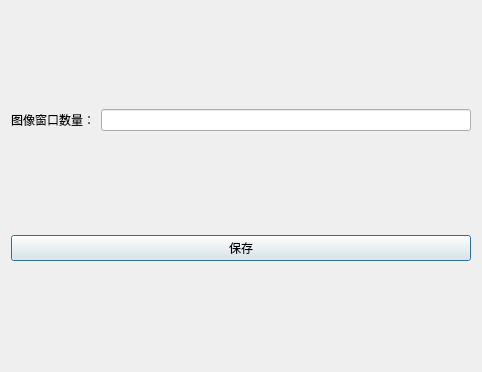
The window that AngstrongDemo/setupview.ui (1500136508/AngstrongDemo) describes before a commit, drawn with Qt 5.
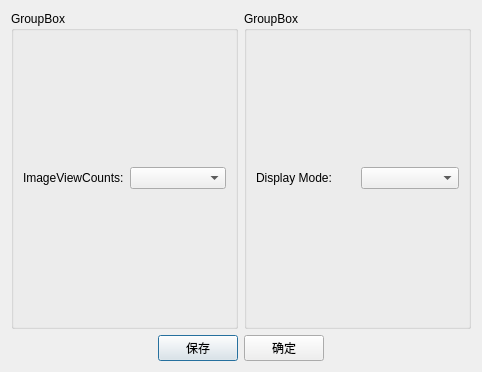
The same window after the commit. Icons and pictures are not drawn.

Diff of the .ui file:
```diff
--- a/AngstrongDemo/setupview.ui
+++ b/AngstrongDemo/setupview.ui
@@ -21,22 +21,99 @@
     <normaloff>:/AngstrongDemo/camera.ico</normaloff>:/AngstrongDemo/camera.ico</iconset>
   </property>
   <layout class="QGridLayout" name="gridLayout">
+   <item row="1" column="0">
+    <layout class="QHBoxLayout" name="horizontalLayout_2">
+     <item>
+      <spacer name="horizontalSpacer">
+       <property name="orientation">
+        <enum>Qt::Horizontal</enum>
+       </property>
+       <property name="sizeHint" stdset="0">
+        <size>
+         <width>40</width>
+         <height>20</height>
+        </size>
+       </property>
+      </spacer>
+     </item>
+     <item>
+      <widget class="QPushButton" name="m_btn_save">
+       <property name="text">
+        <string>保存</string>
+       </property>
+      </widget>
+     </item>
+     <item>
+      <widget class="QPushButton" name="m_btn_ok">
+       <property name="text">
+        <string>确定</string>
+       </property>
+      </widget>
+     </item>
+     <item>
+      <spacer name="horizontalSpacer_2">
+       <property name="orientation">
+        <enum>Qt::Horizontal</enum>
+       </property>
+       <property name="sizeHint" stdset="0">
+        <size>
+         <width>40</width>
+         <height>20</height>
+        </size>
+       </property>
+      </spacer>
+     </item>
+    </layout>
+   </item>
    <item row="0" column="0">
-    <widget class="QLabel" name="m_lab_imageview_count_title">
-     <property name="text">
-      <string>图像窗口数量：</string>
-     </property>
-    </widget>
-   </item>
-   <item row="0" column="1">
-    <widget class="QLineEdit" name="m_lineEdit_imageview_count"/>
-   </item>
-   <item row="1" column="0" colspan="2">
-    <widget class="QPushButton" name="m_btn_save">
-     <property name="text">
-      <string>保存</string>
-     </property>
-    </widget>
+    <layout class="QHBoxLayout" name="horizontalLayout">
+     <item>
+      <widget class="QGroupBox" name="groupBox">
+       <property name="title">
+        <string>GroupBox</string>
+       </property>
+       <layout class="QGridLayout" name="gridLayout_2">
+        <item row="0" column="0">
+         <layout class="QHBoxLayout" name="horizontalLayout_4">
+          <item>
+           <widget class="QLabel" name="m_lab_imageview_count_title">
+            <property name="text">
+             <string>ImageViewCounts:</string>
+            </property>
+           </widget>
+          </item>
+          <item>
+           <widget class="QComboBox" name="m_combo_image_veiw_count"/>
+          </item>
+         </layout>
+        </item>
+       </layout>
+      </widget>
+     </item>
+     <item>
+      <widget class="QGroupBox" name="groupBox_2">
+       <property name="title">
+        <string>GroupBox</string>
+       </property>
+       <layout class="QGridLayout" name="gridLayout_3">
+        <item row="0" column="0">
+         <layout class="QHBoxLayout" name="horizontalLayout_3">
+          <item>
+           <widget class="QLabel" name="m_lab_display_mode_title_">
+            <property name="text">
+             <string>Display Mode:</string>
+            </property>
+           </widget>
+          </item>
+          <item>
+           <widget class="QComboBox" name="m_combo_dispaly_mode"/>
+          </item>
+         </layout>
+        </item>
+       </layout>
+      </widget>
+     </item>
+    </layout>
    </item>
   </layout>
  </widget>
```
Left out of the diff: 2 changed lines with no effect on the pictures.
